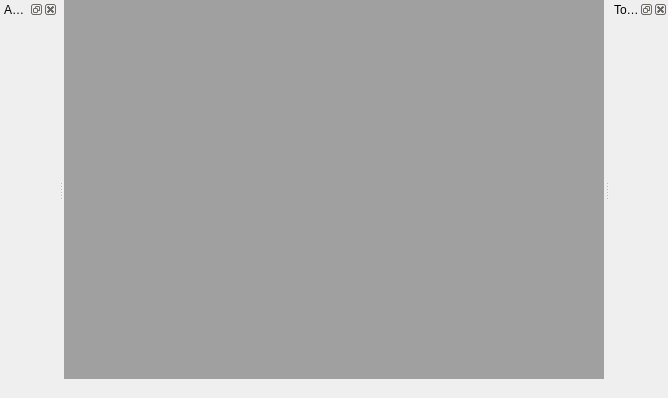
This is src/mainwindow.ui in eigenbom/MQ-Sprite as Qt 5 draws it before an edit. The edited form follows.
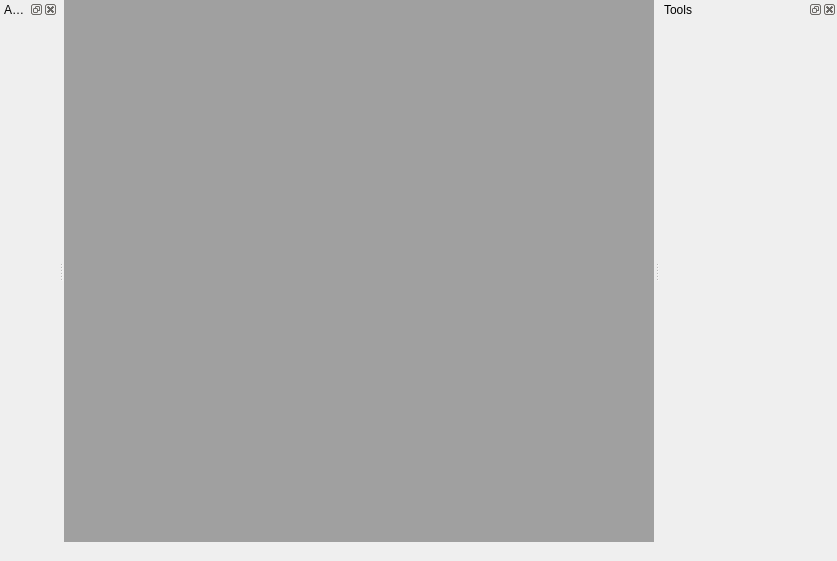
This is the edited form. Icons and pictures are not drawn. Custom widgets are drawn as their Qt base class.

Commit message: Shrink UI panel

What changed in the file:
```diff
--- a/src/mainwindow.ui
+++ b/src/mainwindow.ui
@@ -6,8 +6,8 @@
    <rect>
     <x>0</x>
     <y>0</y>
-    <width>668</width>
-    <height>398</height>
+    <width>837</width>
+    <height>561</height>
    </rect>
   </property>
   <property name="cursor">
@@ -119,6 +119,21 @@
    </property>
   </widget>
   <widget class="QDockWidget" name="dockWidgetTools">
+   <property name="sizePolicy">
+    <sizepolicy hsizetype="Minimum" vsizetype="Preferred">
+     <horstretch>0</horstretch>
+     <verstretch>0</verstretch>
+    </sizepolicy>
+   </property>
+   <property name="minimumSize">
+    <size>
+     <width>177</width>
+     <height>44</height>
+    </size>
+   </property>
+   <property name="allowedAreas">
+    <set>Qt::LeftDockWidgetArea|Qt::RightDockWidgetArea</set>
+   </property>
    <property name="windowTitle">
     <string>Tools</string>
    </property>
```
Left out of the diff: 2 changed lines with no effect on the pictures. The commit also changes 5 other files.
